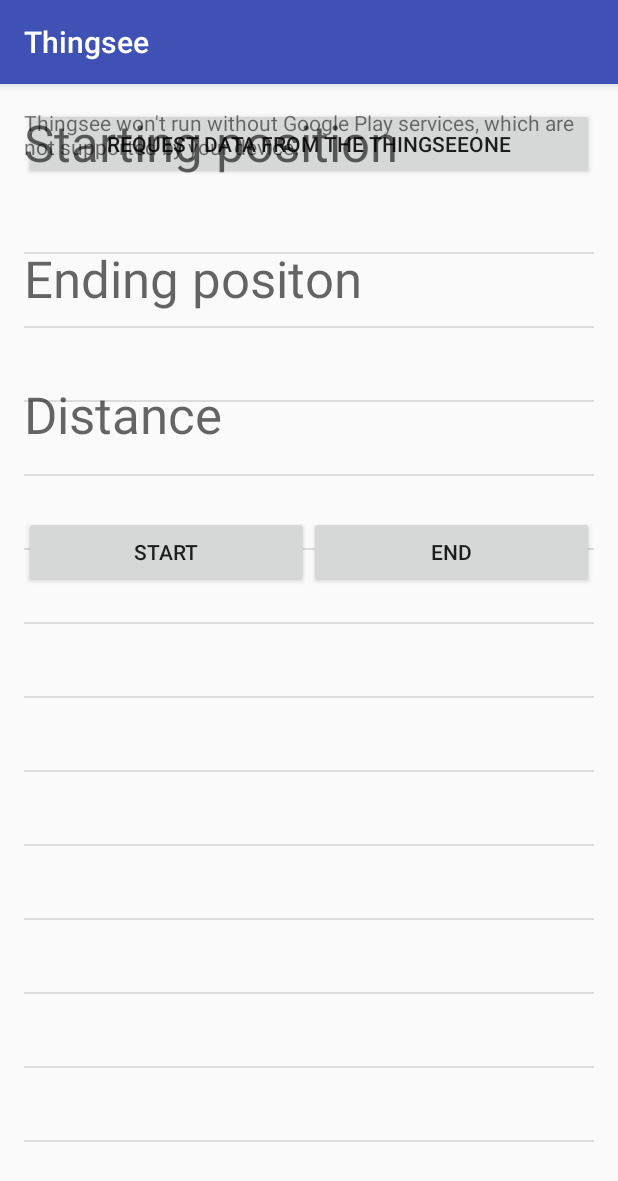
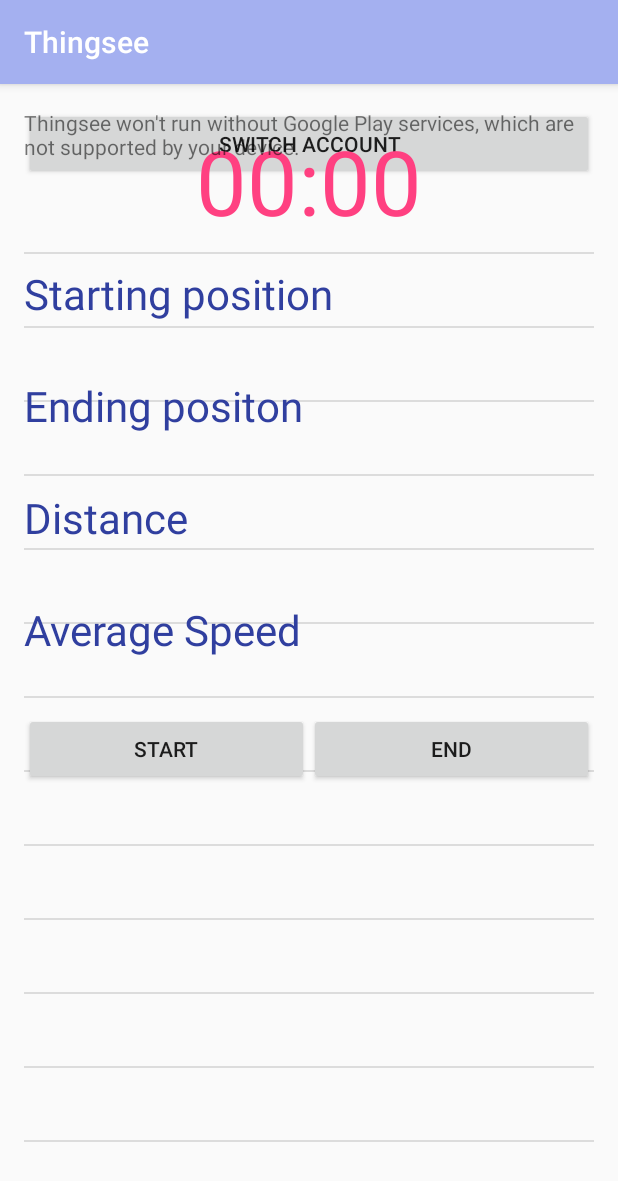
Before and after one commit to HuyAms/Measure-distance, an Android app: the screen it shows after launch (MainActivity), on a phone screen of 412 x 824 dp. Shown: the top 1181 px of the screen. Run offline under Robolectric (Android 15) with nearby library versions, the phone set to English and light mode, and no system bars.

Commit message:
Switch Accout Button Chronometer demo Add average velocity text view

```diff
--- a/app/src/main/java/com/example/trinddinhhuy/thingsee/MainActivity.java
+++ b/app/src/main/java/com/example/trinddinhhuy/thingsee/MainActivity.java
@@ -17,6 +17,7 @@ import android.view.LayoutInflater;
 import android.view.View;
 import android.widget.ArrayAdapter;
 import android.widget.Button;
+import android.widget.Chronometer;
 import android.widget.EditText;
 import android.widget.ListView;
 import android.widget.TabHost;
@@ -48,12 +49,13 @@ public class MainActivity extends AppCompatActivity implements View.OnClickListe
     private ArrayAdapter<String> myAdapter;
     private TabHost tabHost;
     private Button btnStart, btnEnd;
-    private TextView txtStartingPosition, txtEndPosition, txtDistance;
+    private TextView txtStartingPosition, txtEndPosition, txtDistance, txtAverageSpeed;
     private double latitude;
     private double longitude;
     private float distance;
     private GoogleMap mMap;
     private Timer timer;
+    private Chronometer chronometer;
 
     @Override
     protected void onCreate(Bundle savedInstanceState) {
@@ -80,8 +82,10 @@ public class MainActivity extends AppCompatActivity implements View.OnClickListe
 
         addControls();
         addListeners();
+        checkAccount();
+    }
 
-
+    private void checkAccount() {
         // check that we know username and password for the Thingsee cloud
         SharedPreferences prefGet = getSharedPreferences(PREFERENCEID, Activity.MODE_PRIVATE);
         username = prefGet.getString("username", "");
@@ -90,8 +94,6 @@ public class MainActivity extends AppCompatActivity implements View.OnClickListe
             // no, ask them from the user
             queryDialog(this, getResources().getString(R.string.prompt));
     }
-
-
 
 
     private void addListeners() {
@@ -103,6 +105,14 @@ public class MainActivity extends AppCompatActivity implements View.OnClickListe
                         longitude + ")");
                 distance = 0;
                 txtEndPosition.setText("");
+
+                //Set chronometer
+                chronometer.setBase(SystemClock.elapsedRealtime());
+                chronometer.start();
+
+                //disable start button util end button is clicked
+                btnStart.setEnabled(false);
+
             }
         });
 
@@ -114,10 +124,16 @@ public class MainActivity extends AppCompatActivity implements View.OnClickListe
                         longitude + ")");
                 txtDistance.setText(Float.toString(distance));
 
+                //Set chronmeter
+                chronometer.stop();
+
+                //Enable start button
+                btnStart.setEnabled(true);
+
             }
         });
 
-        //Listen for Tab Map
+        //Listen to Tab host Map
         tabHost.setOnTabChangedListener(new TabHost.OnTabChangeListener() {
             @Override
             public void onTabChanged(String tabId) {
@@ -142,6 +158,8 @@ public class MainActivity extends AppCompatActivity implements View.OnClickListe
         txtStartingPosition = (TextView) findViewById(R.id.txtStartingPosition);
         txtEndPosition = (TextView) findViewById(R.id.txtEndingPosition);
         txtDistance = (TextView) findViewById(R.id.txtDistance);
+        txtAverageSpeed = (TextView) findViewById(R.id.txtAverageSpeed);
+        chronometer = (Chronometer) findViewById(R.id.chronmeter);
 
         // setup the button and listener for Request Button
         //((Button) findViewById(R.id.myButton)).setOnClickListener(this);
@@ -151,7 +169,7 @@ public class MainActivity extends AppCompatActivity implements View.OnClickListe
         tabHost.setup();
         //Tab request data
         TabHost.TabSpec tab1 = tabHost.newTabSpec("tab1");
-        tab1.setIndicator("Request data");
+        tab1.setIndicator("Data");
         tab1.setContent(R.id.tab1);
         tabHost.addTab(tab1);
         //Tab Distance
@@ -236,6 +254,7 @@ public class MainActivity extends AppCompatActivity implements View.OnClickListe
         // we make the request to the Thingsee cloud server in backgroud
         // (AsyncTask) so that we don't block the UI (to prevent ANR state, Android Not Responding)
             //new TalkToThingsee().execute("QueryState");
+        checkAccount();
 
     }
 
--- a/app/src/main/res/layout/activity_main.xml
+++ b/app/src/main/res/layout/activity_main.xml
@@ -44,7 +44,7 @@
                         android:layout_width="match_parent"
                         android:layout_height="wrap_content"
                         android:layout_gravity="center"
-                        android:text="Request data from the ThingseeONE" />
+                        android:text="Switch account" />
 
                     <ListView
                         android:id="@+id/mylist"
--- a/app/src/main/res/layout/measure_distance.xml
+++ b/app/src/main/res/layout/measure_distance.xml
@@ -5,44 +5,82 @@
     android:layout_height="match_parent"
     android:orientation="vertical">
 
+    <Chronometer
+        android:id="@+id/chronmeter"
+        android:layout_width="match_parent"
+        android:layout_height="wrap_content"
+        android:layout_marginBottom="8dp"
+        android:gravity="center"
+        android:paddingBottom="8dp"
+        android:paddingTop="8dp"
+        android:textColor="@color/colorAccent"
+        android:textSize="60sp" />
+
     <TextView
         android:id="@+id/textView"
         android:layout_width="match_parent"
         android:layout_height="wrap_content"
         android:text="Starting position"
-        android:textAppearance="@style/TextAppearance.AppCompat.Display1" />
+        android:textAppearance="@style/TextAppearance.AppCompat.Display1"
+        android:textColor="@color/colorPrimaryDark"
+        android:textSize="28sp" />
 
     <TextView
         android:id="@+id/txtStartingPosition"
         android:layout_width="match_parent"
         android:layout_height="wrap_content"
-        android:textAppearance="@style/TextAppearance.AppCompat.Display1" />
+        android:layout_marginBottom="4dp"
+        android:textAppearance="@style/TextAppearance.AppCompat.Display1"
+        android:textSize="24sp" />
 
     <TextView
         android:id="@+id/textView3"
         android:layout_width="match_parent"
         android:layout_height="wrap_content"
         android:text="Ending positon"
-        android:textAppearance="@style/TextAppearance.AppCompat.Display1" />
+        android:textAppearance="@style/TextAppearance.AppCompat.Display1"
+        android:textColor="@color/colorPrimaryDark"
+        android:textSize="28sp" />
 
     <TextView
         android:id="@+id/txtEndingPosition"
         android:layout_width="match_parent"
         android:layout_height="wrap_content"
-        android:textAppearance="@style/TextAppearance.AppCompat.Display1" />
+        android:layout_marginBottom="4dp"
+        android:textAppearance="@style/TextAppearance.AppCompat.Display1"
+        android:textSize="24sp" />
 
     <TextView
         android:id="@+id/textView5"
         android:layout_width="match_parent"
         android:layout_height="wrap_content"
         android:text="Distance"
-        android:textAppearance="@style/TextAppearance.AppCompat.Display1" />
+        android:textAppearance="@style/TextAppearance.AppCompat.Display1"
+        android:textColor="@color/colorPrimaryDark"
+        android:textSize="28sp" />
 
     <TextView
         android:id="@+id/txtDistance"
         android:layout_width="match_parent"
         android:layout_height="wrap_content"
-        android:textAppearance="@style/TextAppearance.AppCompat.Display1" />
+        android:layout_marginBottom="4dp"
+        android:textAppearance="@style/TextAppearance.AppCompat.Display1"
+        android:textSize="24sp" />
+
+    <TextView
+        android:id="@+id/textView2"
+        android:layout_width="match_parent"
+        android:layout_height="wrap_content"
+        android:text="Average Speed"
+        android:textColor="@color/colorPrimaryDark"
+        android:textSize="28sp" />
+
+    <TextView
+        android:id="@+id/txtAverageSpeed"
+        android:layout_width="match_parent"
+        android:layout_height="wrap_content"
+        android:layout_marginBottom="4dp"
+        android:textSize="24sp" />
 
     <LinearLayout
         android:layout_width="match_parent"
--- a/app/src/main/res/values/colors.xml
+++ b/app/src/main/res/values/colors.xml
@@ -1,6 +1,6 @@
 <?xml version="1.0" encoding="utf-8"?>
 <resources>
-    <color name="colorPrimary">#3F51B5</color>
-    <color name="colorPrimaryDark">#303F9F</color>
-    <color name="colorAccent">#FF4081</color>
+    <color name="colorPrimary">#a4b0f0</color>
+    <color name="colorPrimaryDark">#303f9f</color>
+    <color name="colorAccent">#ff4081</color>
 </resources>
```
